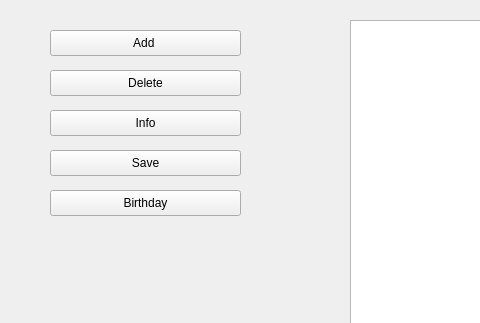
Above: LAB2/Task1/DataBase/mainwindow.ui from UdaiNoCode/LabsSecondSem before the change; both pictures show x 0 to 480 and y 0 to 323 of the 800 by 600 pixel window. Below: the same form after it.
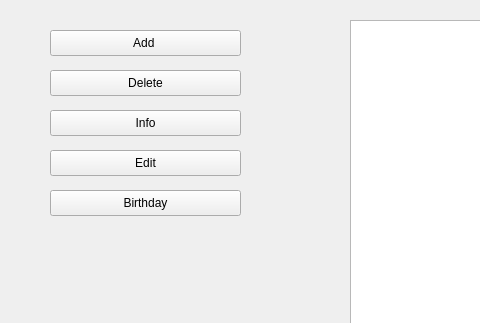
That is the form after the change.

```diff
--- a/LAB2/Task1/DataBase/mainwindow.ui
+++ b/LAB2/Task1/DataBase/mainwindow.ui
@@ -66,7 +66,7 @@
      </rect>
     </property>
     <property name="text">
-     <string>Save</string>
+     <string>Edit</string>
     </property>
    </widget>
    <widget class="QTableWidget" name="tableWidget">
```
